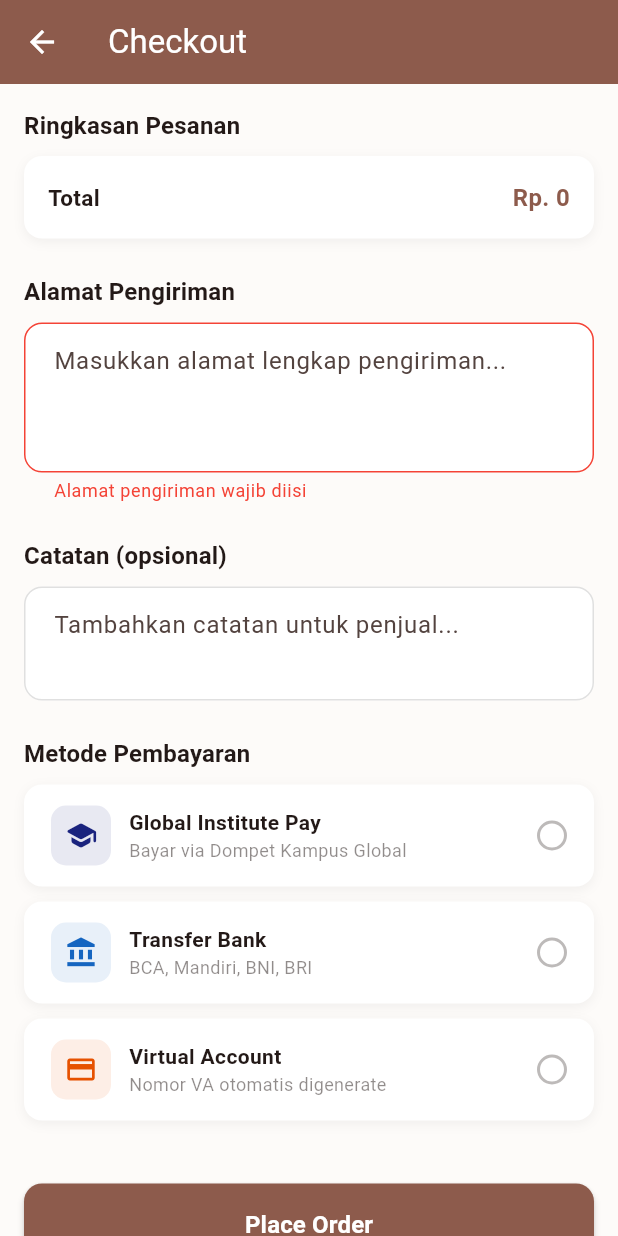
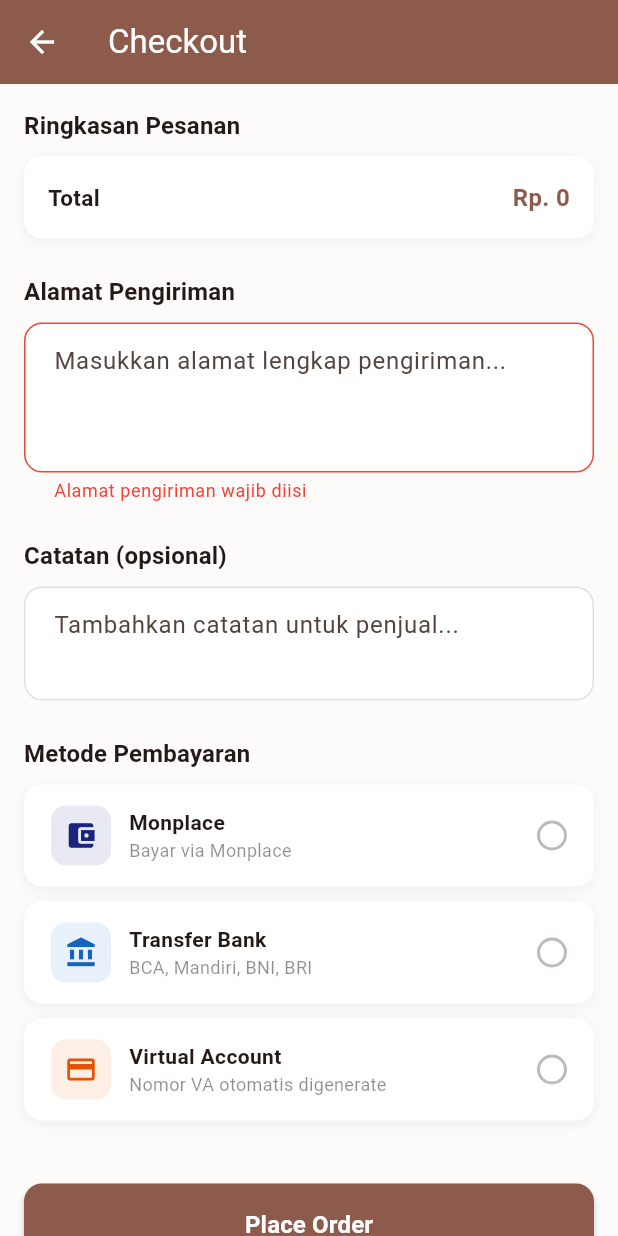
Before and after one commit to Mansyahariii/pasar-malam, a Flutter app: the CheckoutPage screen opened by its route, after a tap on "Place Order", on a phone screen of 412 x 824 dp. Run offline on Flutter 3.47's test engine with Material 3 defaults, Android fonts, the light colour scheme and no system bars; our stand-ins replace app_links, dio, email_validator, equatable, firebase_auth, firebase_core and 4 more; missing offline and left inert: flutter_biometric_kit; accounts and stored records are empty.

Commit message:
style(checkout): ubah nama metode pembayaran menjadi monplace
Mengubah penamaan metode pembayaran 'Global Institute Pay / DKG' menjadi 'Monplace / MP' di halaman checkout tanpa mengubah alur data atau struktur kode pembayaran yang sudah ada.

```diff
--- a/lib/features/order/presentation/pages/checkout_page.dart
+++ b/lib/features/order/presentation/pages/checkout_page.dart
@@ -22,9 +22,9 @@ class _CheckoutPageState extends State<CheckoutPage> {
  static const List<_PaymentOption> _paymentOptions = [
  _PaymentOption(
  value: 'global_institute_pay',
- label: 'Global Institute Pay',
- subtitle: 'Bayar via Dompet Kampus Global',
- icon: Icons.school_rounded,
+ label: 'Monplace',
+ subtitle: 'Bayar via Monplace',
+ icon: Icons.account_balance_wallet,
  iconColor: Color(0xFF1A237E),
  ),
  _PaymentOption(
```
